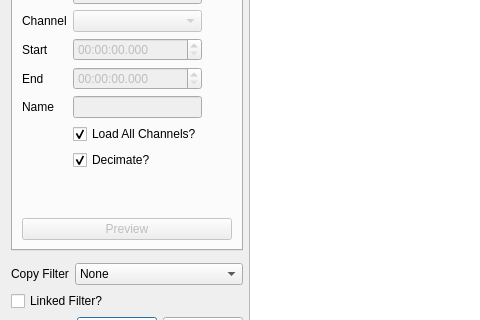
Qt form src/main/python/ui/signal.ui (3ll3d00d/beqdesigner) before a commit; both pictures show x 0 to 480 and y 92 to 412 of the 1392 by 748 pixel window.
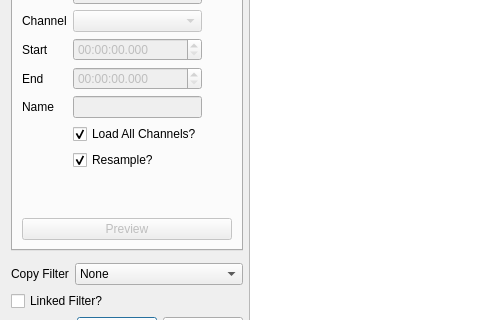
The same form after that commit. Custom widgets are drawn as their Qt base class.

Commit message: change to a fixed frequency resolution (rather than fixed no of points) for display and adjust normalisation so that normalisation only occurs up to the highest common frequency in the signal #106

The edit to the form file:
```diff
--- a/src/main/python/ui/signal.ui
+++ b/src/main/python/ui/signal.ui
@@ -199,7 +199,7 @@
              <item row="8" column="1">
               <widget class="QCheckBox" name="decimate">
                <property name="text">
-                <string>Decimate?</string>
+                <string>Resample?</string>
                </property>
                <property name="checked">
                 <bool>true</bool>
```
The commit also changes 2 other files.
